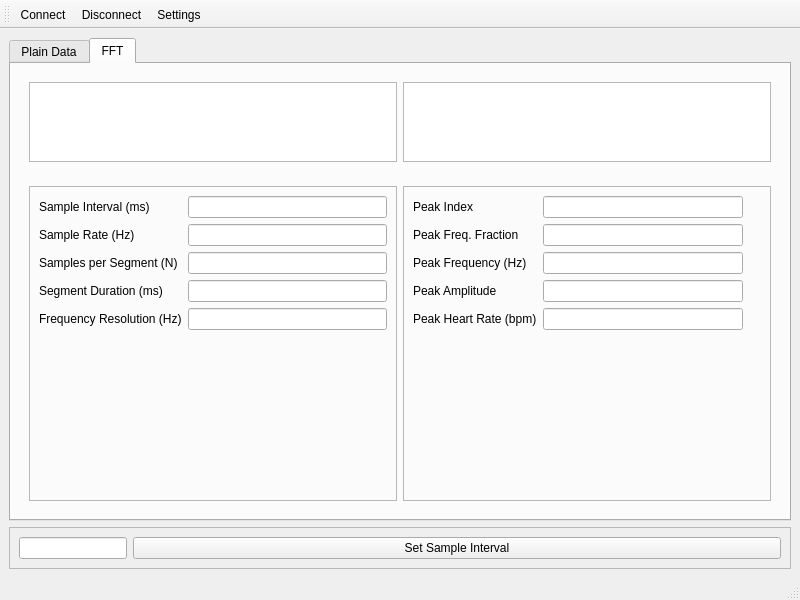
Before: the Qt Designer form ui/MainWindow.ui in UbiquitousComputingSS14/HeartRateMonitor, drawn with Qt 5.
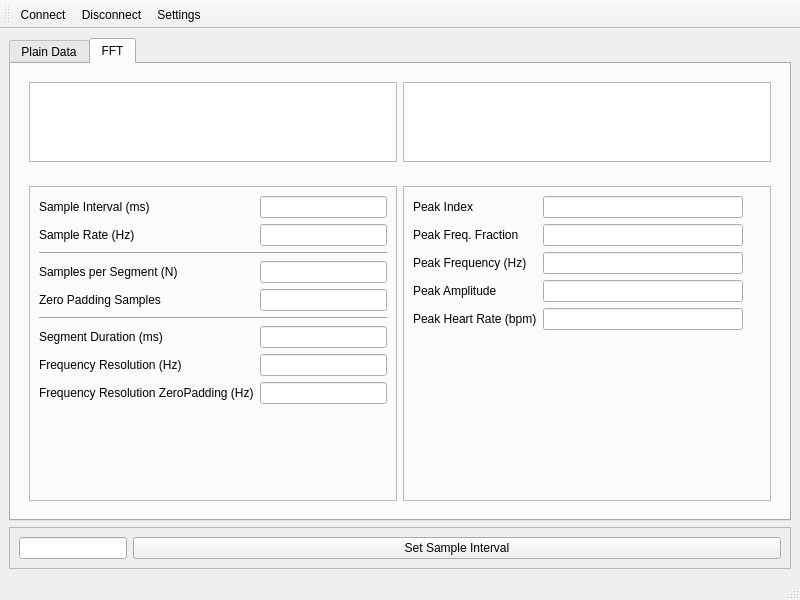
After: the same form once the commit is applied. Icons and pictures are not drawn.

```diff
--- a/ui/MainWindow.ui
+++ b/ui/MainWindow.ui
@@ -345,14 +345,14 @@
                 </property>
                </widget>
               </item>
-              <item row="2" column="0">
+              <item row="3" column="0">
                <widget class="QLabel" name="label_9">
                 <property name="text">
                  <string>Samples per Segment (N)</string>
                 </property>
                </widget>
               </item>
-              <item row="2" column="1">
+              <item row="3" column="1">
                <widget class="QLineEdit" name="fftSamplesPerSegmentEdit">
                 <property name="maximumSize">
                  <size>
@@ -365,14 +365,41 @@
                 </property>
                </widget>
               </item>
-              <item row="3" column="0">
+              <item row="4" column="0">
+               <widget class="QLabel" name="label_17">
+                <property name="text">
+                 <string>Zero Padding Samples</string>
+                </property>
+               </widget>
+              </item>
+              <item row="4" column="1">
+               <widget class="QLineEdit" name="fftZeroPaddingEdit">
+                <property name="maximumSize">
+                 <size>
+                  <width>200</width>
+                  <height>16777215</height>
+                 </size>
+                </property>
+                <property name="readOnly">
+                 <bool>true</bool>
+                </property>
+               </widget>
+              </item>
+              <item row="5" column="0" colspan="2">
+               <widget class="Line" name="line">
+                <property name="orientation">
+                 <enum>Qt::Horizontal</enum>
+                </property>
+               </widget>
+              </item>
+              <item row="6" column="0">
                <widget class="QLabel" name="label_10">
                 <property name="text">
                  <string>Segment Duration (ms)</string>
                 </property>
                </widget>
               </item>
-              <item row="3" column="1">
+              <item row="6" column="1">
                <widget class="QLineEdit" name="fftSegmentDurationEdit">
                 <property name="maximumSize">
                  <size>
@@ -385,14 +412,14 @@
                 </property>
                </widget>
               </item>
-              <item row="4" column="0">
+              <item row="7" column="0">
                <widget class="QLabel" name="label_16">
                 <property name="text">
                  <string>Frequency Resolution (Hz)</string>
                 </property>
                </widget>
               </item>
-              <item row="4" column="1">
+              <item row="7" column="1">
                <widget class="QLineEdit" name="fftFrequencyResolutionEdit">
                 <property name="maximumSize">
                  <size>
@@ -405,6 +432,33 @@
                 </property>
                </widget>
               </item>
+              <item row="2" column="0" colspan="2">
+               <widget class="Line" name="line_2">
+                <property name="orientation">
+                 <enum>Qt::Horizontal</enum>
+                </property>
+               </widget>
+              </item>
+              <item row="8" column="0">
+               <widget class="QLabel" name="label_18">
+                <property name="text">
+                 <string>&lt;html&gt;&lt;head/&gt;&lt;body&gt;&lt;p&gt;Frequency Resolution ZeroPadding (Hz)&lt;/p&gt;&lt;/body&gt;&lt;/html&gt;</string>
+                </property>
+               </widget>
+              </item>
+              <item row="8" column="1">
+               <widget class="QLineEdit" name="fftFrequencyResolutionZPEdit">
+                <property name="maximumSize">
+                 <size>
+                  <width>200</width>
+                  <height>16777215</height>
+                 </size>
+                </property>
+                <property name="readOnly">
+                 <bool>true</bool>
+                </property>
+               </widget>
+              </item>
              </layout>
             </widget>
            </item>
```
Left out of the diff: 9 changed lines with no effect on the pictures.
